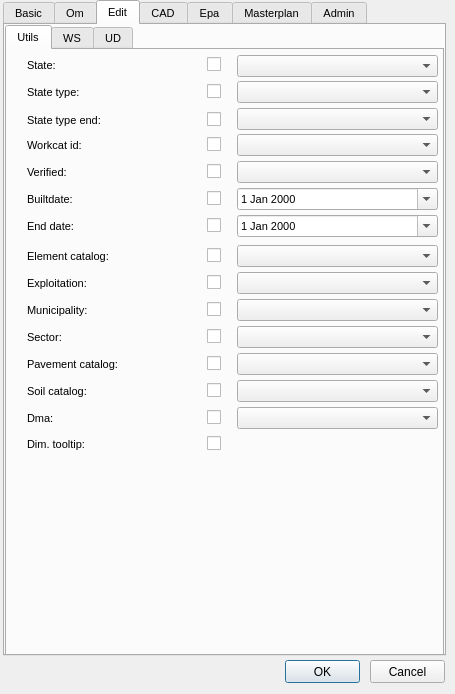
The window that ui/config.ui (Giswater/giswater_qgis_plugin) describes before a commit, drawn with Qt 5.
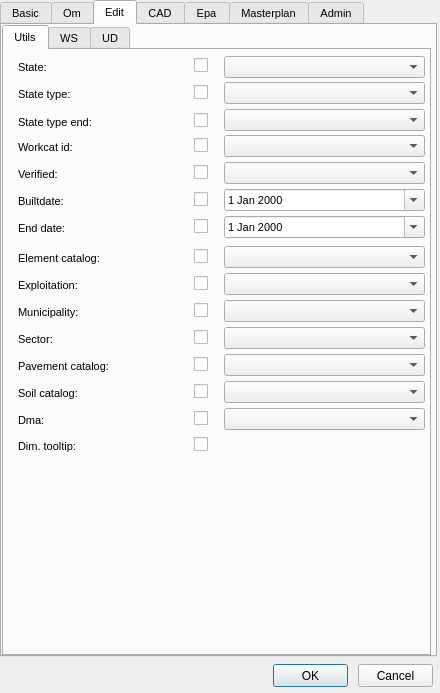
The same window after the commit. The open tabs and pages were chosen to show the change.

Commit message: Enhance config form

```diff
--- a/ui/config.ui
+++ b/ui/config.ui
@@ -6,8 +6,8 @@
    <rect>
     <x>0</x>
     <y>0</y>
-    <width>455</width>
-    <height>694</height>
+    <width>440</width>
+    <height>693</height>
    </rect>
   </property>
   <property name="windowTitle">
@@ -16,8 +16,8 @@
   <widget class="QPushButton" name="btn_accept">
    <property name="geometry">
     <rect>
-     <x>285</x>
-     <y>660</y>
+     <x>273</x>
+     <y>664</y>
      <width>75</width>
      <height>23</height>
     </rect>
@@ -29,8 +29,8 @@
   <widget class="QPushButton" name="btn_cancel">
    <property name="geometry">
     <rect>
-     <x>370</x>
-     <y>660</y>
+     <x>358</x>
+     <y>664</y>
      <width>75</width>
      <height>23</height>
     </rect>
@@ -42,10 +42,10 @@
   <widget class="QTabWidget" name="tabWidget">
    <property name="geometry">
     <rect>
-     <x>3</x>
+     <x>0</x>
      <y>0</y>
-     <width>443</width>
-     <height>656</height>
+     <width>437</width>
+     <height>657</height>
     </rect>
    </property>
    <property name="font">
@@ -211,7 +211,7 @@
       <rect>
        <x>0</x>
        <y>0</y>
-       <width>439</width>
+       <width>429</width>
        <height>631</height>
       </rect>
      </property>
@@ -230,8 +230,8 @@
       <widget class="QLabel" name="label_workcat_id">
        <property name="geometry">
         <rect>
-         <x>20</x>
-         <y>84</y>
+         <x>14</x>
+         <y>86</y>
          <width>166</width>
          <height>22</height>
         </rect>
@@ -266,8 +266,8 @@
       <widget class="QDateEdit" name="builtdate_vdefault">
        <property name="geometry">
         <rect>
-         <x>230</x>
-         <y>138</y>
+         <x>220</x>
+         <y>139</y>
          <width>201</width>
          <height>22</height>
         </rect>
@@ -279,8 +279,8 @@
       <widget class="QLabel" name="label_verified_vdefault">
        <property name="geometry">
         <rect>
-         <x>20</x>
-         <y>111</y>
+         <x>14</x>
+         <y>113</y>
          <width>166</width>
          <height>22</height>
         </rect>
@@ -315,8 +315,8 @@
       <widget class="QLabel" name="label_builtdate">
        <property name="geometry">
         <rect>
-         <x>20</x>
-         <y>138</y>
+         <x>14</x>
+         <y>140</y>
          <width>169</width>
          <height>22</height>
         </rect>
@@ -351,8 +351,8 @@
       <widget class="QComboBox" name="workcat_vdefault">
        <property name="geometry">
         <rect>
-         <x>230</x>
-         <y>84</y>
+         <x>220</x>
+         <y>85</y>
          <width>201</width>
          <height>22</height>
         </rect>
@@ -361,8 +361,8 @@
       <widget class="QComboBox" name="state_vdefault">
        <property name="geometry">
         <rect>
-         <x>230</x>
-         <y>5</y>
+         <x>220</x>
+         <y>6</y>
          <width>201</width>
          <height>22</height>
         </rect>
@@ -371,8 +371,8 @@
       <widget class="QCheckBox" name="chk_workcat_vdefault">
        <property name="geometry">
         <rect>
-         <x>200</x>
-         <y>84</y>
+         <x>190</x>
+         <y>85</y>
          <width>20</width>
          <height>21</height>
         </rect>
@@ -384,8 +384,8 @@
       <widget class="QLabel" name="label_state">
        <property name="geometry">
         <rect>
-         <x>20</x>
-         <y>4</y>
+         <x>14</x>
+         <y>6</y>
          <width>166</width>
          <height>22</height>
         </rect>
@@ -420,8 +420,8 @@
       <widget class="QCheckBox" name="chk_verified_vdefault">
        <property name="geometry">
         <rect>
-         <x>200</x>
-         <y>111</y>
+         <x>190</x>
+         <y>112</y>
          <width>20</width>
          <height>21</height>
         </rect>
@@ -433,8 +433,8 @@
       <widget class="QCheckBox" name="chk_state_vdefault">
        <property name="geometry">
         <rect>
-         <x>200</x>
-         <y>4</y>
+         <x>190</x>
+         <y>5</y>
          <width>20</width>
          <height>21</height>
         </rect>
@@ -446,8 +446,8 @@
       <widget class="QComboBox" name="verified_vdefault">
        <property name="geometry">
         <rect>
-         <x>230</x>
-         <y>111</y>
+         <x>220</x>
+         <y>112</y>
          <width>201</width>
          <height>22</height>
         </rect>
@@ -456,8 +456,8 @@
       <widget class="QCheckBox" name="chk_builtdate_vdefault">
        <property name="geometry">
         <rect>
-         <x>200</x>
-         <y>138</y>
+         <x>190</x>
+         <y>139</y>
          <width>20</width>
          <height>21</height>
         </rect>
@@ -469,8 +469,8 @@
       <widget class="QLabel" name="label_enddate">
        <property name="geometry">
         <rect>
-         <x>20</x>
-         <y>165</y>
+         <x>14</x>
+         <y>167</y>
          <width>169</width>
          <height>22</height>
         </rect>
@@ -505,8 +505,8 @@
       <widget class="QDateEdit" name="enddate_vdefault">
        <property name="geometry">
         <rect>
-         <x>230</x>
-         <y>165</y>
+         <x>220</x>
+         <y>166</y>
          <width>201</width>
          <height>22</height>
         </rect>
@@ -518,8 +518,8 @@
       <widget class="QCheckBox" name="chk_enddate_vdefault">
        <property name="geometry">
         <rect>
-         <x>200</x>
-         <y>165</y>
+         <x>190</x>
+         <y>166</y>
          <width>20</width>
          <height>21</height>
         </rect>
@@ -531,8 +531,8 @@
       <widget class="QCheckBox" name="chk_exploitation_vdefault">
        <property name="geometry">
         <rect>
-         <x>200</x>
-         <y>222</y>
+         <x>190</x>
+         <y>223</y>
          <width>20</width>
          <height>21</height>
         </rect>
@@ -544,8 +544,8 @@
       <widget class="QLabel" name="label_exploitation_id">
        <property name="geometry">
         <rect>
-         <x>20</x>
-         <y>222</y>
+         <x>14</x>
+         <y>224</y>
          <width>169</width>
          <height>22</height>
         </rect>
@@ -580,8 +580,8 @@
       <widget class="QComboBox" name="elementcat_vdefault">
        <property name="geometry">
         <rect>
-         <x>230</x>
-         <y>195</y>
+         <x>220</x>
+         <y>196</y>
          <width>201</width>
          <height>22</height>
         </rect>
@@ -590,8 +590,8 @@
       <widget class="QCheckBox" name="chk_elementcat_vdefault">
        <property name="geometry">
         <rect>
-         <x>200</x>
-         <y>195</y>
+         <x>190</x>
+         <y>196</y>
          <width>20</width>
          <height>21</height>
         </rect>
@@ -603,8 +603,8 @@
       <widget class="QComboBox" name="exploitation_vdefault">
        <property name="geometry">
         <rect>
-         <x>230</x>
-         <y>222</y>
+         <x>220</x>
+         <y>223</y>
          <width>201</width>
          <height>22</height>
         </rect>
@@ -613,8 +613,8 @@
       <widget class="QLabel" name="label_elementcat_id">
        <property name="geometry">
         <rect>
-         <x>20</x>
-         <y>195</y>
+         <x>14</x>
+         <y>197</y>
          <width>172</width>
          <height>22</height>
         </rect>
@@ -649,8 +649,8 @@
       <widget class="QComboBox" name="municipality_vdefault">
        <property name="geometry">
         <rect>
-         <x>230</x>
-         <y>249</y>
+         <x>220</x>
+         <y>250</y>
          <width>201</width>
          <height>22</height>
         </rect>
@@ -659,8 +659,8 @@
       <widget class="QLabel" name="label_municipality_id">
        <property name="geometry">
         <rect>
-         <x>20</x>
-         <y>249</y>
+         <x>14</x>
+         <y>251</y>
          <width>172</width>
          <height>22</height>
         </rect>
@@ -695,8 +695,8 @@
       <widget class="QCheckBox" name="chk_municipality_vdefault">
        <property name="geometry">
         <rect>
-         <x>200</x>
-         <y>249</y>
+         <x>190</x>
+         <y>250</y>
          <width>20</width>
          <height>21</height>
         </rect>
@@ -708,8 +708,8 @@
       <widget class="QLabel" name="label_visitcat_2">
        <property name="geometry">
         <rect>
-         <x>20</x>
-         <y>303</y>
+         <x>14</x>
+         <y>305</y>
          <width>166</width>
          <height>22</height>
         </rect>
@@ -744,8 +744,8 @@
       <widget class="QCheckBox" name="chk_pavementcat_vdefault">
        <property name="geometry">
         <rect>
-         <x>200</x>
-         <y>303</y>
+         <x>190</x>
+         <y>304</y>
          <width>20</width>
          <height>21</height>
         </rect>
@@ -757,8 +757,8 @@
       <widget class="QComboBox" name="pavementcat_vdefault">
        <property name="geometry">
         <rect>
-         <x>230</x>
-         <y>303</y>
+         <x>220</x>
+         <y>304</y>
          <width>201</width>
          <height>22</height>
         </rect>
@@ -767,8 +767,8 @@
       <widget class="QCheckBox" name="chk_dim_tooltip">
        <property name="geometry">
         <rect>
-         <x>200</x>
-         <y>383</y>
+         <x>190</x>
+         <y>384</y>
          <width>17</width>
          <height>21</height>
         </rect>
@@ -780,8 +780,8 @@
       <widget class="QLabel" name="label_dim_tooltip">
        <property name="geometry">
         <rect>
-         <x>20</x>
-         <y>383</y>
+         <x>14</x>
+         <y>385</y>
          <width>166</width>
          <height>22</height>
         </rect>
@@ -816,8 +816,8 @@
       <widget class="QCheckBox" name="chk_soilcat_vdefault">
        <property name="geometry">
         <rect>
-         <x>200</x>
-         <y>330</y>
+         <x>190</x>
+         <y>331</y>
          <width>20</width>
          <height>21</height>
         </rect>
@@ -829,8 +829,8 @@
       <widget class="QComboBox" name="soilcat_vdefault">
        <property name="geometry">
         <rect>
-         <x>230</x>
-         <y>330</y>
+         <x>220</x>
+         <y>331</y>
          <width>201</width>
          <height>22</height>
         </rect>
@@ -839,8 +839,8 @@
       <widget class="QLabel" name="label_visitcat_6">
        <property name="geometry">
         <rect>
-         <x>20</x>
-         <y>330</y>
+         <x>14</x>
+         <y>332</y>
          <width>166</width>
          <height>22</height>
         </rect>
@@ -875,8 +875,8 @@
       <widget class="QCheckBox" name="chk_statetype_vdefault">
        <property name="geometry">
         <rect>
-         <x>200</x>
-         <y>31</y>
+         <x>190</x>
+         <y>32</y>
          <width>20</width>
          <height>21</height>
         </rect>
@@ -888,8 +888,8 @@
       <widget class="QLabel" name="label_state_type">
        <property name="geometry">
         <rect>
-         <x>20</x>
-         <y>31</y>
+         <x>14</x>
+         <y>33</y>
          <width>163</width>
          <height>22</height>
         </rect>
@@ -924,8 +924,8 @@
       <widget class="QComboBox" name="statetype_vdefault">
        <property name="geometry">
         <rect>
-         <x>230</x>
-         <y>31</y>
+         <x>220</x>
+         <y>32</y>
          <width>201</width>
          <height>22</height>
         </rect>
@@ -934,8 +934,8 @@
       <widget class="QCheckBox" name="chk_sector_vdefault">
        <property name="geometry">
         <rect>
-         <x>200</x>
-         <y>276</y>
+         <x>190</x>
+         <y>277</y>
          <width>20</width>
          <height>21</height>
         </rect>
@@ -947,8 +947,8 @@
       <widget class="QComboBox" name="sector_vdefault">
        <property name="geometry">
         <rect>
-         <x>230</x>
-         <y>276</y>
+         <x>220</x>
+         <y>277</y>
          <width>201</width>
          <height>22</height>
         </rect>
@@ -957,8 +957,8 @@
       <widget class="QLabel" name="label_sector_id">
        <property name="geometry">
         <rect>
-         <x>20</x>
-         <y>276</y>
+         <x>14</x>
+         <y>278</y>
          <width>172</width>
          <height>22</height>
         </rect>
@@ -993,8 +993,8 @@
       <widget class="QCheckBox" name="chk_dma_vdefault">
        <property name="geometry">
         <rect>
-         <x>200</x>
-         <y>357</y>
+         <x>190</x>
+         <y>358</y>
          <width>20</width>
          <height>21</height>
         </rect>
@@ -1006,8 +1006,8 @@
       <widget class="QLabel" name="label_visitcat_7">
        <property name="geometry">
         <rect>
-         <x>20</x>
-         <y>357</y>
+         <x>14</x>
+         <y>359</y>
          <width>166</width>
          <height>22</height>
         </rect>
@@ -1042,8 +1042,8 @@
       <widget class="QComboBox" name="dma_vdefault">
        <property name="geometry">
         <rect>
-         <x>230</x>
-         <y>357</y>
+         <x>220</x>
+         <y>358</y>
          <width>201</width>
          <height>22</height>
         </rect>
@@ -1052,8 +1052,8 @@
       <widget class="QComboBox" name="state_type_end_vdefault">
        <property name="geometry">
         <rect>
-         <x>230</x>
-         <y>58</y>
+         <x>220</x>
+         <y>59</y>
          <width>201</width>
          <height>22</height>
         </rect>
@@ -1062,8 +1062,8 @@
       <widget class="QLabel" name="label_state_type_end">
        <property name="geometry">
         <rect>
-         <x>20</x>
-         <y>59</y>
+         <x>14</x>
+         <y>61</y>
          <width>163</width>
          <height>22</height>
         </rect>
@@ -1098,8 +1098,8 @@
       <widget class="QCheckBox" name="chk_state_type_end_vdefault">
        <property name="geometry">
         <rect>
-         <x>200</x>
-         <y>59</y>
+         <x>190</x>
+         <y>60</y>
          <width>20</width>
          <height>21</height>
         </rect>
```
Left out of the diff: 444 changed lines with no effect on the pictures.
